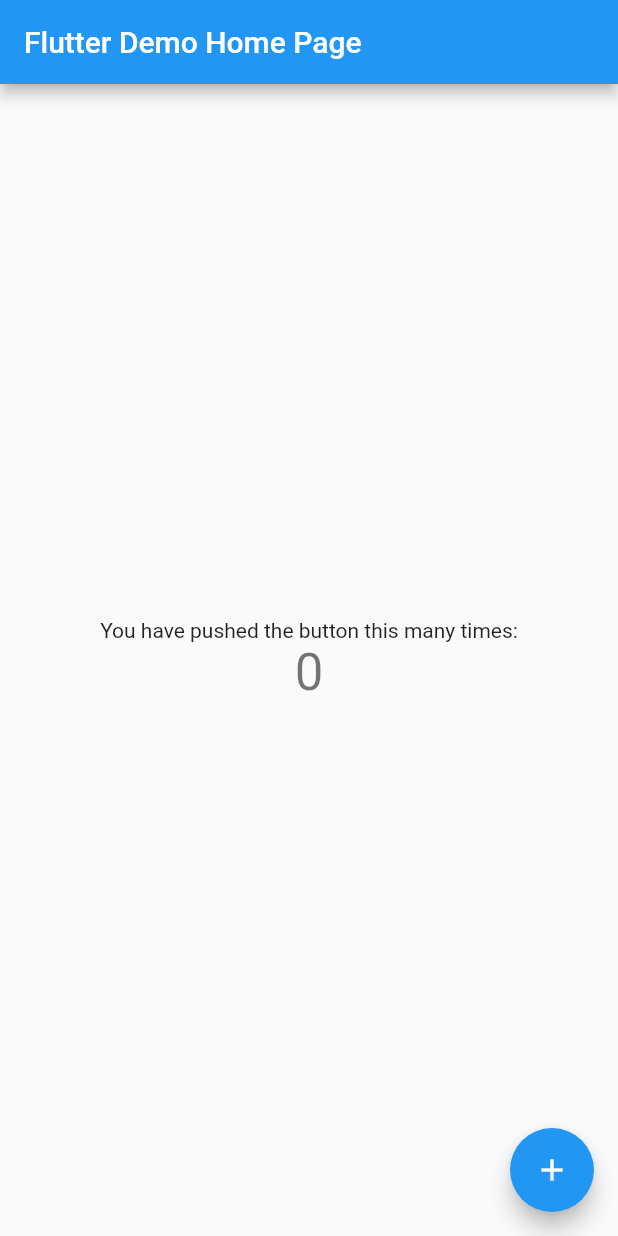
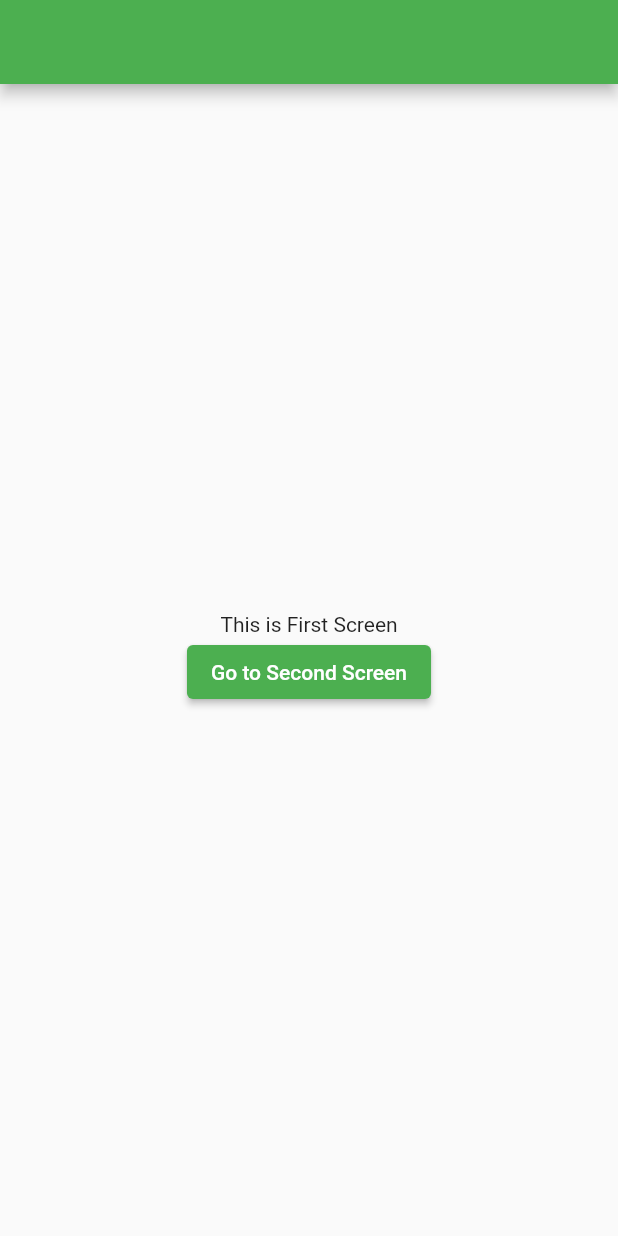
Before and after one commit to dmswl6310/FlutterApp, a Flutter app: the screen it shows after launch, on a phone screen of 412 x 824 dp. Run offline on Flutter 3.47's test engine with Material 2 defaults, Android fonts, the phone set to English and light mode, and no system bars.

Commit message:
화면전환 학습

```diff
--- a/lib/main.dart
+++ b/lib/main.dart
@@ -1,115 +1,22 @@
 import 'package:flutter/material.dart';
+import './screen/first_screen.dart';
+import './screen/second_screen.dart';
 
 void main() {
-  runApp(const MyApp());
+  runApp(MyApp());
 }
 
 class MyApp extends StatelessWidget {
   const MyApp({Key? key}) : super(key: key);
 
-  // This widget is the root of your application.
   @override
   Widget build(BuildContext context) {
     return MaterialApp(
       title: 'Flutter Demo',
       theme: ThemeData(
-        // This is the theme of your application.
-        //
-        // Try running your application with "flutter run". You'll see the
-        // application has a blue toolbar. Then, without quitting the app, try
-        // changing the primarySwatch below to Colors.green and then invoke
-        // "hot reload" (press "r" in the console where you ran "flutter run",
-        // or simply save your changes to "hot reload" in a Flutter IDE).
-        // Notice that the counter didn't reset back to zero; the application
-        // is not restarted.
-        primarySwatch: Colors.blue,
+        primarySwatch: Colors.green,
       ),
-      home: const MyHomePage(title: 'Flutter Demo Home Page'),
+      home: FirstScreen(),
     );
   }
-}
-
-class MyHomePage extends StatefulWidget {
-  const MyHomePage({Key? key, required this.title}) : super(key: key);
-
-  // This widget is the home page of your application. It is stateful, meaning
-  // that it has a State object (defined below) that contains fields that affect
-  // how it looks.
-
-  // This class is the configuration for the state. It holds the values (in this
-  // case the title) provided by the parent (in this case the App widget) and
-  // used by the build method of the State. Fields in a Widget subclass are
-  // always marked "final".
-
-  final String title;
-
-  @override
-  State<MyHomePage> createState() => _MyHomePageState();
-}
-
-class _MyHomePageState extends State<MyHomePage> {
-  int _counter = 0;
-
-  void _incrementCounter() {
-    setState(() {
-      // This call to setState tells the Flutter framework that something has
-      // changed in this State, which causes it to rerun the build method below
-      // so that the display can reflect the updated values. If we changed
-      // _counter without calling setState(), then the build method would not be
-      // called again, and so nothing would appear to happen.
-      _counter++;
-    });
   }
-
-  @override
-  Widget build(BuildContext context) {
-    // This method is rerun every time setState is called, for instance as done
-    // by the _incrementCounter method above.
-    //
-    // The Flutter framework has been optimized to make rerunning build methods
-    // fast, so that you can just rebuild anything that needs updating rather
-    // than having to individually change instances of widgets.
-    return Scaffold(
-      appBar: AppBar(
-        // Here we take the value from the MyHomePage object that was created by
-        // the App.build method, and use it to set our appbar title.
-        title: Text(widget.title),
-      ),
-      body: Center(
-        // Center is a layout widget. It takes a single child and positions it
-        // in the middle of the parent.
-        child: Column(
-          // Column is also a layout widget. It takes a list of children and
-          // arranges them vertically. By default, it sizes itself to fit its
-          // children horizontally, and tries to be as tall as its parent.
-          //
-          // Invoke "debug painting" (press "p" in the console, choose the
-          // "Toggle Debug Paint" action from the Flutter Inspector in Android
-          // Studio, or the "Toggle Debug Paint" command in Visual Studio Code)
-          // to see the wireframe for each widget.
-          //
-          // Column has various properties to control how it sizes itself and
-          // how it positions its children. Here we use mainAxisAlignment to
-          // center the children vertically; the main axis here is the vertical
-          // axis because Columns are vertical (the cross axis would be
-          // horizontal).
-          mainAxisAlignment: MainAxisAlignment.center,
-          children: <Widget>[
-            const Text(
-              'You have pushed the button this many times:',
-            ),
-            Text(
-              '$_counter',
-              style: Theme.of(context).textTheme.headline4,
-            ),
-          ],
-        ),
-      ),
-      floatingActionButton: FloatingActionButton(
-        onPressed: _incrementCounter,
-        tooltip: 'Increment',
-        child: const Icon(Icons.add),
-      ), // This trailing comma makes auto-formatting nicer for build methods.
-    );
-  }
-}
--- /dev/null
+++ b/lib/screen/first_screen.dart
@@ -0,0 +1,26 @@
+import 'package:flutter/material.dart';
+import './second_screen.dart';
+
+class FirstScreen extends StatelessWidget {
+
+  @override
+  Widget build(BuildContext context) {
+    return Scaffold(
+      appBar: AppBar(),
+      body: Center(
+        child: Column(
+          mainAxisAlignment: MainAxisAlignment.center,
+          children:[
+          Text('This is First Screen'),
+          ElevatedButton(onPressed: (){
+            Navigator.of(context).push(
+              MaterialPageRoute(
+                builder: (BuildContext context )=> SecondScreen(),),
+            );
+          },child: Text('Go to Second Screen'))
+        ],
+      ),
+      )
+    );
+  }
+}
```
Also changed, not shown: lib/screen/second_screen.dart (added, +22 -0 lines).
